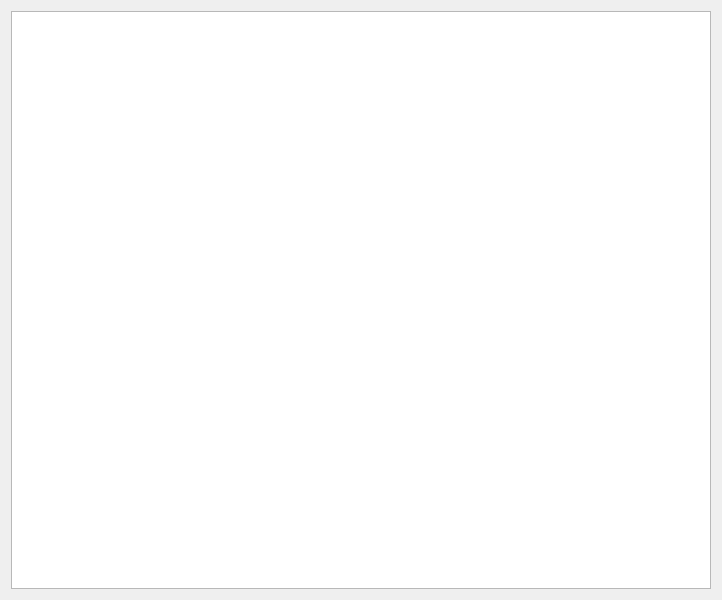
Before: the Qt Designer form ui/guide.ui in Lcoy2004/transformer-fault-diagnoser, drawn with Qt 5.
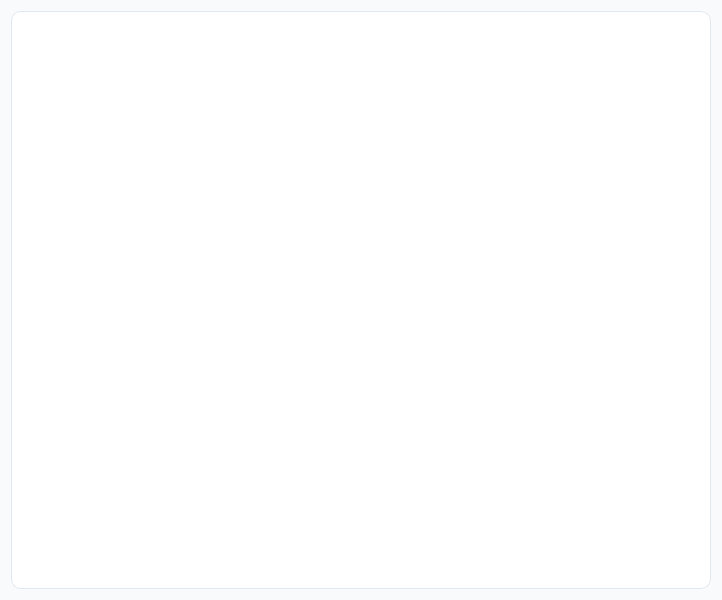
After: the same form once the commit is applied.

```diff
--- a/ui/guide.ui
+++ b/ui/guide.ui
@@ -17,7 +17,33 @@
    </size>
   </property>
   <property name="windowTitle">
-   <string>Dialog</string>
+   <string>操作说明</string>
+  </property>
+  <property name="styleSheet">
+   <string notr="true">
+/* ================================================
+   操作说明对话框 - 现代化工业风格
+   设计理念：简洁、专业、信息层次清晰
+   主色调：深蓝灰 (#1E293B)
+   强调色：科技蓝 (#3B82F6)
+   ================================================ */
+
+QDialog {
+    background-color: #F8FAFC;
+}
+
+QTextEdit {
+    background-color: #FFFFFF;
+    border: 1px solid #E2E8F0;
+    border-radius: 10px;
+    padding: 20px;
+    selection-background-color: #DBEAFE;
+    color: #334155;
+    font-family: "Microsoft YaHei", "Segoe UI", Arial, sans-serif;
+    font-size: 13px;
+    line-height: 1.8;
+}
+</string>
   </property>
   <layout class="QGridLayout" name="gridLayout">
    <item row="0" column="0">
```
